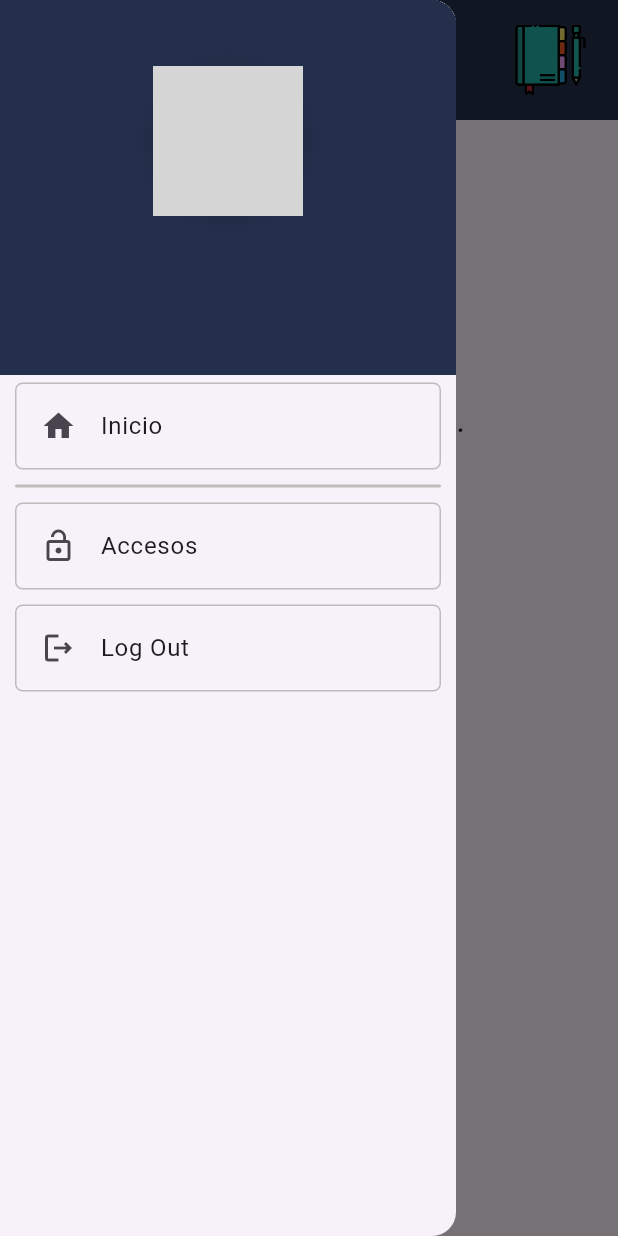
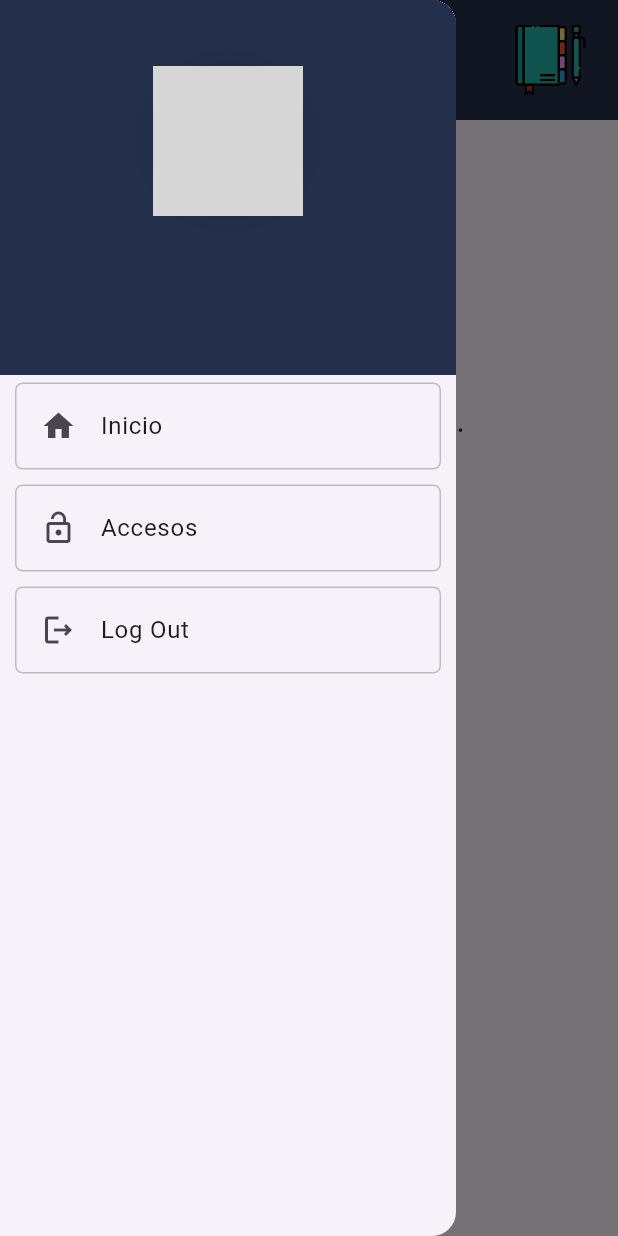
Before and after one commit to Gokarson1/AgendaCompuMovil, a Flutter app: the PagTarea screen opened directly, with the side drawer open, on a phone screen of 412 x 824 dp. Run offline on Flutter 3.47's test engine with Material 3 defaults, Android fonts, the phone set to English and light mode, and no system bars; our stand-ins replace dio, firebase_auth, firebase_core, google_sign_in, logger, shared_preferences and 1 more; accounts and stored records are empty; network calls fail; grey boxes are pictures that could not be loaded.

Commit message:
ESTO ESTA BUENO AAAAAAAAAAA

```diff
--- a/lib/Pages/pagtarea.dart
+++ b/lib/Pages/pagtarea.dart
@@ -1,4 +1,4 @@
-// lib/pages/pag_tarea.dart
+import 'dart:convert';
 
 import 'package:flutter/material.dart';
 import '../Widget/menu_lateral.dart';
@@ -6,9 +6,30 @@ import '../Widget/Barra.dart';
 import 'package:provider/provider.dart';
 import '../providers/evento_provider.dart';
 import '../models/evento.dart';
+import 'package:shared_preferences/shared_preferences.dart';
 
-class PagTarea extends StatelessWidget {
+class PagTarea extends StatefulWidget {
   const PagTarea({Key? key}) : super(key: key);
+
+  @override
+  _PagTareaState createState() => _PagTareaState();
+}
+
+class _PagTareaState extends State<PagTarea> {
+  @override
+  void initState() {
+    super.initState();
+    _cargarEventos(); // Cargar eventos al iniciar la página
+  }
+
+  void _cargarEventos() async {
+    final prefs = await SharedPreferences.getInstance();
+    final String? eventosJson = prefs.getString('eventos');
+    if (eventosJson != null) {
+      final Map<String, dynamic> eventosMap = jsonDecode(eventosJson);
+      Provider.of<EventoProvider>(context, listen: false).cargarEventosDesdeMapa(eventosMap);
+    }
+  }
 
   @override
   Widget build(BuildContext context) {
--- a/lib/Widget/menu_lateral.dart
+++ b/lib/Widget/menu_lateral.dart
@@ -90,24 +90,7 @@ class MenuLateral extends StatelessWidget {
               },
             ),
           ),
-          Container(
-            margin: const EdgeInsets.symmetric(
-                horizontal: 10, vertical: 5), // Márgenes internos al contenedor
-            decoration: BoxDecoration(
-              border: Border.all(
-                  color:
-                      Colors.grey.shade400), // Borde alrededor del contenedor
-              borderRadius: BorderRadius.circular(5), // Bordes redondeados
-            ),
-            /*child: ListTile(
-              title: const Text('Configuración'),
-              leading: const Icon(Icons.settings),
-              onTap: () {
-                Navigator.pop(context); // Cierra el Drawer
-                // Aquí puedes agregar la navegación para Configuración si es necesario
-              },
-            ),*/
-          ),
+
           Container(
             margin: const EdgeInsets.symmetric(
                 horizontal: 10, vertical: 5), // Márgenes internos al contenedor
--- a/lib/main.dart
+++ b/lib/main.dart
@@ -4,10 +4,10 @@ import 'package:firebase_core/firebase_core.dart';
 import 'package:provider/provider.dart';
 import 'package:agenda_compumovil/Pages/Welcome.dart';
 import 'package:agenda_compumovil/providers/evento_provider.dart';
-
 void main() async {
   WidgetsFlutterBinding.ensureInitialized();
   await Firebase.initializeApp();
+
   runApp(const MyApp());
 }
 
--- a/lib/models/evento.dart
+++ b/lib/models/evento.dart
@@ -18,10 +18,12 @@ class Evento {
     'completado': completado,
   };
 
-  static Evento fromJson(Map<String, dynamic> json) => Evento(
+  static Evento fromJson(Map<String, dynamic> json) {
+  return Evento(
     titulo: json['titulo'],
     descripcion: json['descripcion'],
     fecha: DateTime.parse(json['fecha']),
     completado: json['completado'] ?? false,
   );
 }
+}
```
Also changed, not shown: lib/Pages/pagcalendario.dart (+13 -1 lines), lib/providers/evento_provider.dart (+47 -45 lines).
